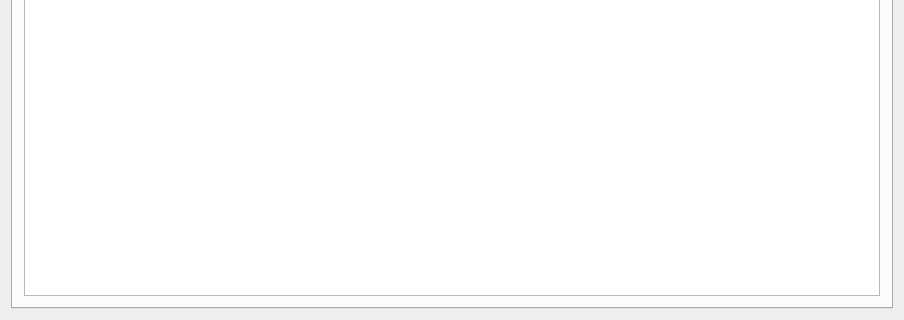
Old version of the form MainWindow.ui in the repository xmichelo/Beeftext; both pictures show x 0 to 904 and y 348 to 668 of the 904 by 668 pixel window.
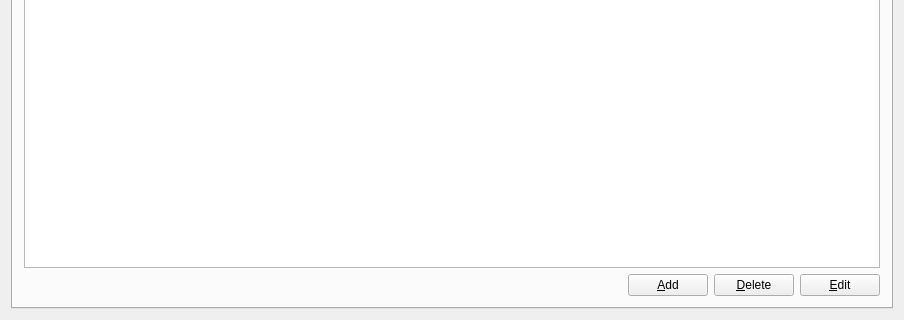
New version of the form. Icons and pictures are not drawn.

Commit message: Added prototype of combo creation and edition dialog.

The edit to the form file:
```diff
--- a/MainWindow.ui
+++ b/MainWindow.ui
@@ -74,6 +74,44 @@
           </attribute>
          </widget>
         </item>
+        <item>
+         <layout class="QHBoxLayout" name="horizontalLayout">
+          <item>
+           <spacer name="horizontalSpacer_3">
+            <property name="orientation">
+             <enum>Qt::Horizontal</enum>
+            </property>
+            <property name="sizeHint" stdset="0">
+             <size>
+              <width>40</width>
+              <height>20</height>
+             </size>
+            </property>
+           </spacer>
+          </item>
+          <item>
+           <widget class="QPushButton" name="buttonAddCombo">
+            <property name="text">
+             <string>&amp;Add</string>
+            </property>
+           </widget>
+          </item>
+          <item>
+           <widget class="QPushButton" name="buttonDeleteCombo">
+            <property name="text">
+             <string>&amp;Delete</string>
+            </property>
+           </widget>
+          </item>
+          <item>
+           <widget class="QPushButton" name="buttonEditCombo">
+            <property name="text">
+             <string>&amp;Edit</string>
+            </property>
+           </widget>
+          </item>
+         </layout>
+        </item>
        </layout>
       </widget>
       <widget class="QWidget" name="aboutTab">
```
Left out of the diff: 114 changed lines with no effect on the pictures. The commit also changes 9 other files.
